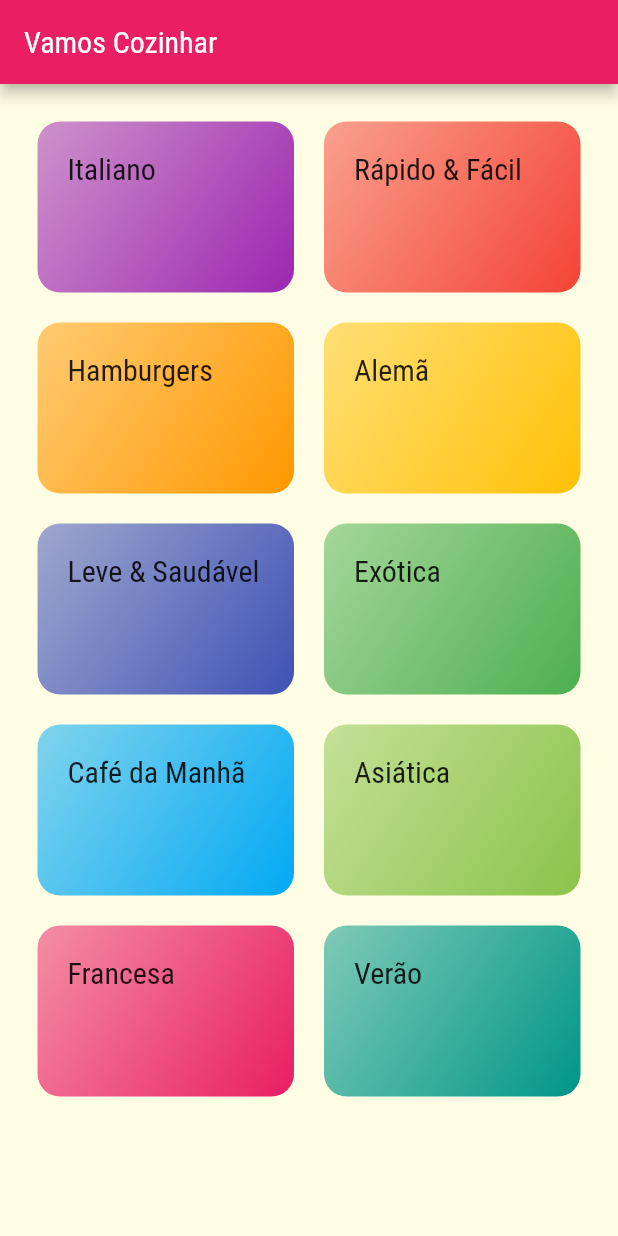
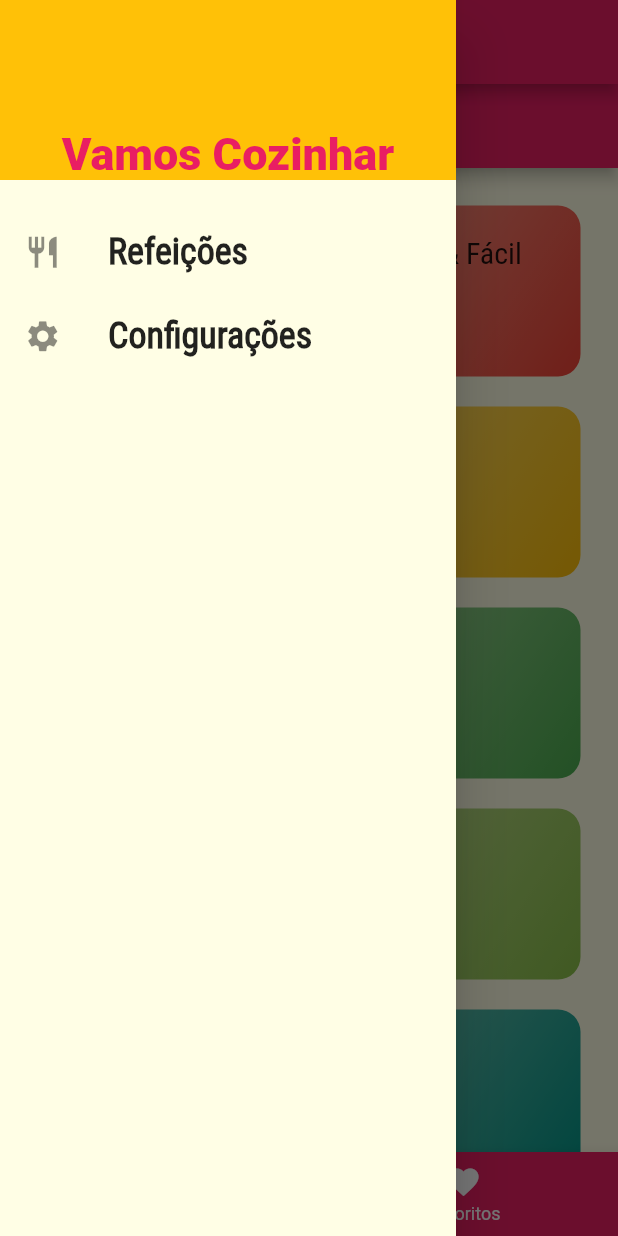
Before and after one commit to KaremSouza12/meals, a Flutter app: the screen it shows after launch, with the side drawer open (before the commit the screen has no drawer), on a phone screen of 412 x 824 dp. Run offline on Flutter 3.47's test engine with Material 2 defaults, Android fonts, the phone set to English and light mode, and no system bars.

Commit message:
add bottonNavigationBar and Drawer

```diff
--- /dev/null
+++ b/lib/components/drawer.dart.dart
@@ -0,0 +1,51 @@
+import 'package:flutter/material.dart';
+
+class MainDrawer extends StatelessWidget {
+  const MainDrawer({super.key});
+
+  Widget _createItem(IconData icon, String label) {
+    return ListTile(
+      leading: Icon(
+        icon,
+        size: 25,
+      ),
+      title: Text(
+        label,
+        style: const TextStyle(
+          fontFamily: 'RobotoCondensed',
+          fontSize: 24,
+          fontWeight: FontWeight.bold,
+        ),
+      ),
+    );
+  }
+
+  @override
+  Widget build(BuildContext context) {
+    return Drawer(
+      child: Column(
+        children: [
+          Container(
+            height: 120,
+            width: double.infinity,
+            alignment: Alignment.bottomCenter,
+            color: Colors.amber,
+            child: const Text(
+              'Vamos Cozinhar',
+              style: TextStyle(
+                fontWeight: FontWeight.w900,
+                fontSize: 30,
+                color: Colors.pink,
+              ),
+            ),
+          ),
+          const SizedBox(
+            height: 20,
+          ),
+          _createItem(Icons.restaurant, 'Refeições'),
+          _createItem(Icons.settings, 'Configurações')
+        ],
+      ),
+    );
+  }
+}
--- a/lib/main.dart
+++ b/lib/main.dart
@@ -1,7 +1,7 @@
 import 'package:flutter/material.dart';
 import 'package:meals/scrreens/categories_meals_screen.dart';
-import 'package:meals/scrreens/categories_screen.dart';
 import 'package:meals/scrreens/meal_detail_screen.dart';
+import 'package:meals/scrreens/tabs_screen.dart';
 import 'package:meals/utils/app_routes.dart';
 
 void main() => runApp(const MyApp());
@@ -26,7 +26,7 @@ class MyApp extends StatelessWidget {
             ),
       ),
       routes: {
-        AppRoutes.home: (_) => const CategoriesScreen(),
+        AppRoutes.home: (_) => const TabaScreen(),
         AppRoutes.categoriesMeals: (_) => const CategoryMeals(),
         AppRoutes.mealDetail: (_) => const MealDetailScree()
       },
--- /dev/null
+++ b/lib/scrreens/favorite_screen.dart
@@ -0,0 +1,12 @@
+import 'package:flutter/material.dart';
+
+class FavoriteScreen extends StatelessWidget {
+  const FavoriteScreen({super.key});
+
+  @override
+  Widget build(BuildContext context) {
+    return const Center(
+      child: Text('Minhas Refeições favoritas'),
+    );
+  }
+}
--- /dev/null
+++ b/lib/scrreens/tabs_screen.dart
@@ -0,0 +1,56 @@
+import 'package:flutter/material.dart';
+import 'package:meals/components/drawer.dart.dart';
+import 'package:meals/scrreens/categories_screen.dart';
+import 'package:meals/scrreens/favorite_screen.dart';
+
+class TabaScreen extends StatefulWidget {
+  const TabaScreen({super.key});
+
+  @override
+  State<TabaScreen> createState() => _TabaScreenState();
+}
+
+class _TabaScreenState extends State<TabaScreen> {
+  int _selectedScreenIndex = 0;
+  final List<Map<String, Object>> _screens = [
+    {'title': 'Lista de Categorias', 'screen': const CategoriesScreen()},
+    {'title': 'Lista de Favoritos', 'screen': const FavoriteScreen()},
+  ];
+  _selectedScreen(int index) {
+    setState(() {
+      _selectedScreenIndex = index;
+    });
+  }
+
+  @override
+  Widget build(BuildContext context) {
+    return Scaffold(
+      appBar: AppBar(
+        title: Text(_screens[_selectedScreenIndex]['title'] as String),
+      ),
+      drawer: const MainDrawer(),
+      body: _screens[_selectedScreenIndex]['screen'] as Widget,
+      bottomNavigationBar: BottomNavigationBar(
+        onTap: _selectedScreen,
+        backgroundColor: Theme.of(context).primaryColor,
+        unselectedItemColor: Colors.white,
+        selectedItemColor: Theme.of(context).secondaryHeaderColor,
+        currentIndex: _selectedScreenIndex,
+        items: const [
+          BottomNavigationBarItem(
+            icon: Icon(
+              Icons.category,
+            ),
+            label: 'Categorias',
+          ),
+          BottomNavigationBarItem(
+            icon: Icon(
+              Icons.favorite,
+            ),
+            label: 'Favoritos',
+          ),
+        ],
+      ),
+    );
+  }
+}
--- a/lib/utils/app_routes.dart
+++ b/lib/utils/app_routes.dart
@@ -2,4 +2,5 @@ class AppRoutes {
   static const home = '/';
   static const categoriesMeals = '/categories-meals';
   static const mealDetail = '/meal-detail';
+  static const tabsScreen = '/tab';
 }
```
